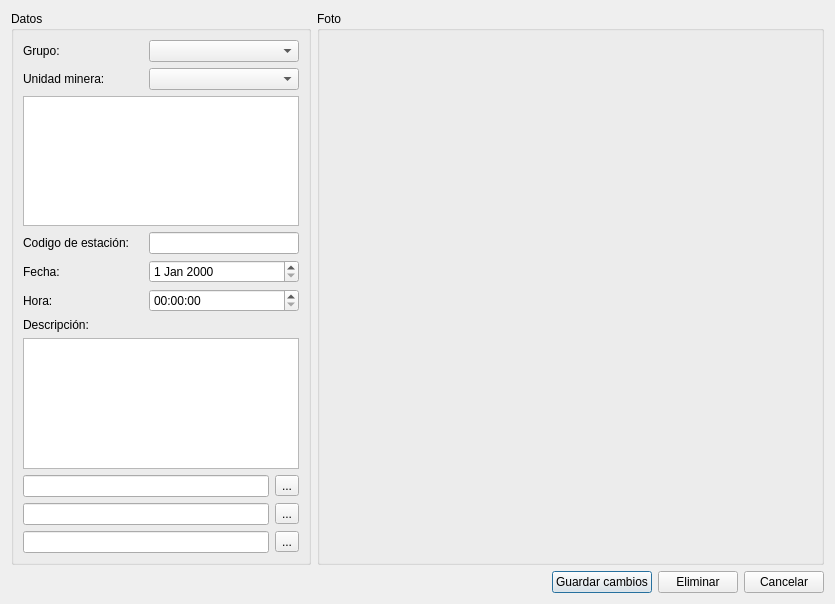
Before: the Qt Designer form editdatadialog.ui in lincolningaroca/SWDataMonitoreo, drawn with Qt 5.
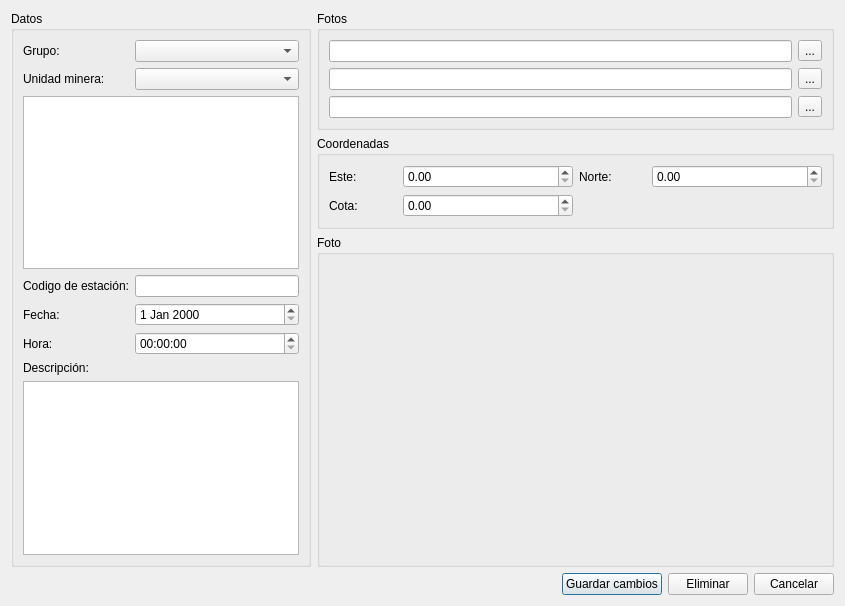
After: the same form once the commit is applied.

```diff
--- a/editdatadialog.ui
+++ b/editdatadialog.ui
@@ -6,8 +6,8 @@
    <rect>
     <x>0</x>
     <y>0</y>
-    <width>835</width>
-    <height>604</height>
+    <width>845</width>
+    <height>606</height>
    </rect>
   </property>
   <property name="windowTitle">
@@ -16,6 +16,12 @@
   <layout class="QGridLayout" name="gridLayout_2">
    <item row="0" column="0">
     <widget class="QGroupBox" name="groupBox_2">
+     <property name="sizePolicy">
+      <sizepolicy hsizetype="Fixed" vsizetype="Preferred">
+       <horstretch>0</horstretch>
+       <verstretch>0</verstretch>
+      </sizepolicy>
+     </property>
      <property name="minimumSize">
       <size>
        <width>300</width>
@@ -33,6 +39,9 @@
         </property>
        </widget>
       </item>
+      <item row="0" column="1">
+       <widget class="QComboBox" name="cboGrupo"/>
+      </item>
       <item row="1" column="0">
        <widget class="QLabel" name="label_2">
         <property name="text">
@@ -40,7 +49,10 @@
         </property>
        </widget>
       </item>
-      <item row="2" column="0" colspan="3">
+      <item row="1" column="1">
+       <widget class="QComboBox" name="cboUnidad"/>
+      </item>
+      <item row="2" column="0" colspan="2">
        <widget class="QTableView" name="twEstaciones">
         <property name="alternatingRowColors">
          <bool>true</bool>
@@ -57,6 +69,9 @@
         </property>
        </widget>
       </item>
+      <item row="3" column="1">
+       <widget class="QLineEdit" name="txtCodigo"/>
+      </item>
       <item row="4" column="0">
        <widget class="QLabel" name="label_4">
         <property name="text">
@@ -64,6 +79,9 @@
         </property>
        </widget>
       </item>
+      <item row="4" column="1">
+       <widget class="QDateEdit" name="deFecha"/>
+      </item>
       <item row="5" column="0">
        <widget class="QLabel" name="label_5">
         <property name="text">
@@ -71,7 +89,10 @@
         </property>
        </widget>
       </item>
-      <item row="6" column="0" colspan="3">
+      <item row="5" column="1">
+       <widget class="QTimeEdit" name="teHora"/>
+      </item>
+      <item row="6" column="0" colspan="2">
        <layout class="QVBoxLayout" name="verticalLayout">
         <item>
          <widget class="QLabel" name="label_6">
@@ -85,55 +106,135 @@
         </item>
        </layout>
       </item>
-      <item row="7" column="0" colspan="2">
+     </layout>
+    </widget>
+   </item>
+   <item row="0" column="1">
+    <layout class="QVBoxLayout" name="verticalLayout_3">
+     <item>
+      <widget class="QGroupBox" name="groupBox_3">
+       <property name="sizePolicy">
+        <sizepolicy hsizetype="Preferred" vsizetype="Fixed">
+         <horstretch>0</horstretch>
+         <verstretch>0</verstretch>
+        </sizepolicy>
+       </property>
+       <property name="title">
+        <string>Fotos</string>
+       </property>
+       <layout class="QGridLayout" name="gridLayout_3">
+        <item row="0" column="0">
        <widget class="QLineEdit" name="txtFoto_1"/>
       </item>
-      <item row="7" column="2">
+        <item row="0" column="1">
        <widget class="QToolButton" name="toolButton">
         <property name="text">
          <string>...</string>
         </property>
        </widget>
       </item>
-      <item row="8" column="0" colspan="2">
+        <item row="1" column="0">
        <widget class="QLineEdit" name="txtFoto_2"/>
       </item>
-      <item row="8" column="2">
+        <item row="1" column="1">
        <widget class="QToolButton" name="toolButton_2">
         <property name="text">
          <string>...</string>
         </property>
        </widget>
       </item>
-      <item row="9" column="0" colspan="2">
+        <item row="2" column="0">
        <widget class="QLineEdit" name="txtFoto_3"/>
       </item>
-      <item row="9" column="2">
+        <item row="2" column="1">
        <widget class="QToolButton" name="toolButton_3">
         <property name="text">
          <string>...</string>
         </property>
        </widget>
       </item>
-      <item row="3" column="1" colspan="2">
-       <widget class="QLineEdit" name="txtCodigo"/>
-      </item>
-      <item row="4" column="1" colspan="2">
-       <widget class="QDateEdit" name="deFecha"/>
-      </item>
-      <item row="5" column="1" colspan="2">
-       <widget class="QTimeEdit" name="teHora"/>
-      </item>
-      <item row="1" column="1" colspan="2">
-       <widget class="QComboBox" name="cboUnidad"/>
-      </item>
-      <item row="0" column="1" colspan="2">
-       <widget class="QComboBox" name="cboGrupo"/>
-      </item>
-     </layout>
+       </layout>
+      </widget>
+     </item>
+     <item>
+      <widget class="QGroupBox" name="groupBox_4">
+       <property name="sizePolicy">
+        <sizepolicy hsizetype="Preferred" vsizetype="Fixed">
+         <horstretch>0</horstretch>
+         <verstretch>0</verstretch>
+        </sizepolicy>
+       </property>
+       <property name="title">
+        <string>Coordenadas</string>
+       </property>
+       <layout class="QGridLayout" name="gridLayout_4">
+        <item row="0" column="2">
+         <widget class="QLabel" name="label_8">
+          <property name="text">
+           <string>Norte:</string>
+          </property>
     </widget>
    </item>
    <item row="0" column="1">
+         <widget class="QDoubleSpinBox" name="doubleSpinBox_4">
+          <property name="minimumSize">
+           <size>
+            <width>170</width>
+            <height>0</height>
+           </size>
+          </property>
+          <property name="maximumSize">
+           <size>
+            <width>150</width>
+            <height>16777215</height>
+           </size>
+          </property>
+         </widget>
+        </item>
+        <item row="0" column="0">
+         <widget class="QLabel" name="label_7">
+          <property name="text">
+           <string>Este:</string>
+          </property>
+         </widget>
+        </item>
+        <item row="2" column="0">
+         <widget class="QLabel" name="label_9">
+          <property name="text">
+           <string>Cota:</string>
+          </property>
+         </widget>
+        </item>
+        <item row="2" column="1">
+         <widget class="QDoubleSpinBox" name="doubleSpinBox_6">
+          <property name="maximumSize">
+           <size>
+            <width>170</width>
+            <height>16777215</height>
+           </size>
+          </property>
+         </widget>
+        </item>
+        <item row="0" column="3">
+         <widget class="QDoubleSpinBox" name="doubleSpinBox_5">
+          <property name="minimumSize">
+           <size>
+            <width>170</width>
+            <height>0</height>
+           </size>
+          </property>
+          <property name="maximumSize">
+           <size>
+            <width>150</width>
+            <height>16777215</height>
+           </size>
+          </property>
+         </widget>
+        </item>
+       </layout>
+      </widget>
+     </item>
+     <item>
     <widget class="QGroupBox" name="groupBox">
      <property name="sizePolicy">
       <sizepolicy hsizetype="Expanding" vsizetype="Preferred">
@@ -155,7 +256,9 @@
      </layout>
     </widget>
    </item>
-   <item row="1" column="0" colspan="2">
+    </layout>
+   </item>
+   <item row="1" column="1">
     <layout class="QHBoxLayout" name="horizontalLayout">
      <item>
       <spacer name="horizontalSpacer">
```
Lines whose indentation alone changed are shown as unchanged.
